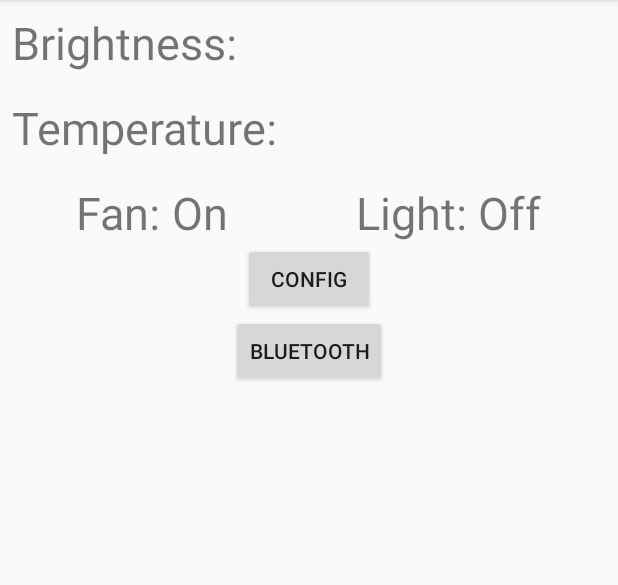
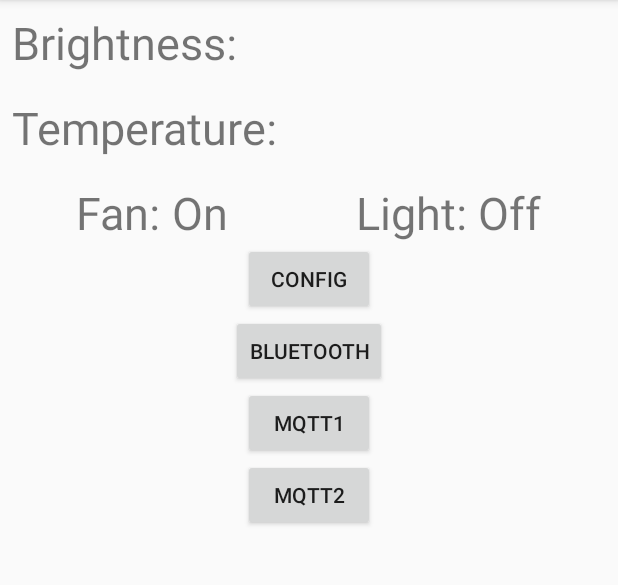
Before and after one commit to pslyp/QuailSmartFarm, an Android app: the screen it shows after launch (MainActivity), on a phone screen of 412 x 824 dp, the part 84-669 px from its top. Run offline under Robolectric (Android 15) with nearby library versions, the phone set to English and light mode, and no system bars; libraries missing offline, so code that uses them is left out: org.eclipse.paho; 8 statements that could not run were skipped.

```diff
--- a/app/src/main/java/com/pslyp/dev/quailsmartfarm/Bluetooth.java
+++ b/app/src/main/java/com/pslyp/dev/quailsmartfarm/Bluetooth.java
@@ -11,13 +11,13 @@ import android.view.View;
 import android.widget.Button;
 import android.widget.Toast;
 
-import static app.akexorcist.bluetotohspp.library.BluetoothState.REQUEST_ENABLE_BT;
-
 public class Bluetooth extends AppCompatActivity {
 
     BluetoothAdapter mBluetoothAdapter;
 
     Button btnOnOff;
+
+    int REQUEST_ENABLE_BT = 1;
 
     @Override
     protected void onCreate(Bundle savedInstanceState) {
--- a/app/src/main/java/com/pslyp/dev/quailsmartfarm/MainActivity.java
+++ b/app/src/main/java/com/pslyp/dev/quailsmartfarm/MainActivity.java
@@ -20,7 +20,7 @@ import org.eclipse.paho.client.mqttv3.MqttMessage;
 
 public class MainActivity extends AppCompatActivity {
 
-    Button two, bluetooth;
+    Button two, bluetooth, mqtt1, mqtt2;
     TextView temp, bright, fan, light;
 
     String MQTTHOST = "tcp://35.240.137.230:1883";
@@ -45,6 +45,8 @@ public class MainActivity extends AppCompatActivity {
         fan = findViewById(R.id.textView_fan);
         light = findViewById(R.id.textView_light);
         bluetooth = findViewById(R.id.btnBlue);
+        mqtt1 = findViewById(R.id.btnMQTT1);
+        mqtt2 = findViewById(R.id.btnMQTT2);
 
         connectMQTT();
 
@@ -95,6 +97,20 @@ public class MainActivity extends AppCompatActivity {
                 Intent intent = new Intent(MainActivity.this, Bluetooth.class);
                 startActivity(intent);
                 finish();
+            }
+        });
+
+        mqtt1.setOnClickListener(new View.OnClickListener() {
+            @Override
+            public void onClick(View v) {
+                publish("presence", "Hiiiiiiiii");
+            }
+        });
+
+        mqtt2.setOnClickListener(new View.OnClickListener() {
+            @Override
+            public void onClick(View v) {
+                publish("presence2", "MQTT2");
             }
         });
     }
--- a/app/src/main/res/layout/activity_main.xml
+++ b/app/src/main/res/layout/activity_main.xml
@@ -107,4 +107,18 @@
         android:layout_gravity="center_horizontal"
         android:text="Bluetooth" />
 
+    <Button
+        android:id="@+id/btnMQTT1"
+        android:layout_width="wrap_content"
+        android:layout_height="wrap_content"
+        android:layout_gravity="center_horizontal"
+        android:text="MQTT1" />
+
+    <Button
+        android:id="@+id/btnMQTT2"
+        android:layout_width="wrap_content"
+        android:layout_height="wrap_content"
+        android:layout_gravity="center_horizontal"
+        android:text="MQTT2"/>
+
 </LinearLayout>
```
